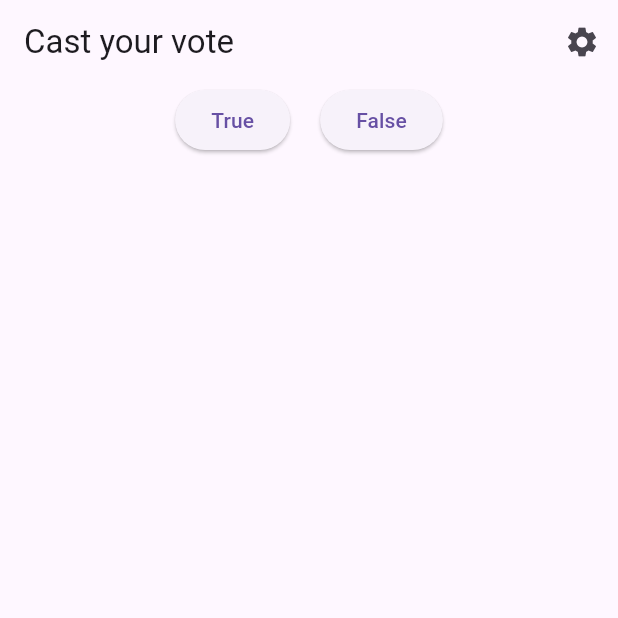
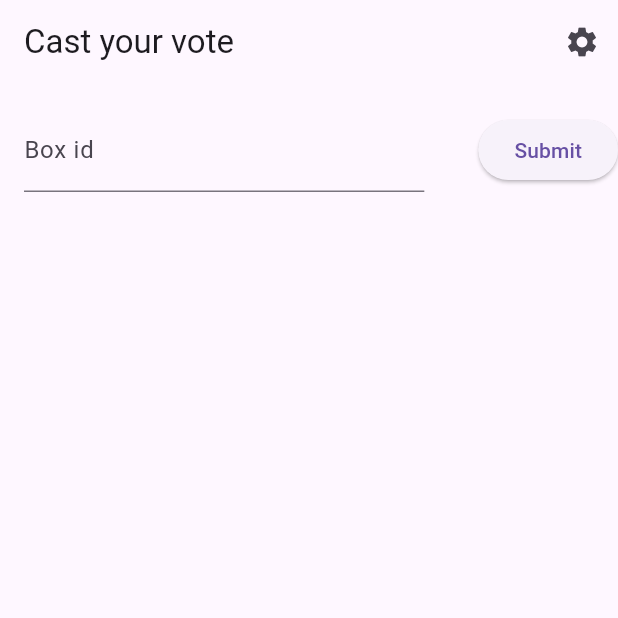
Before and after one commit to ThibBer/anec.fun, a Flutter app: the screen it shows after launch, on a phone screen of 412 x 824 dp, the top half of it. Run offline on Flutter 3.47's test engine with Material 3 defaults, Android fonts, the phone set to English and light mode, and no system bars; generated files the repository leaves out were written again.

Commit message:
update mobile app

```diff
--- a/mobile-app/anecdotfun/lib/src/app.dart
+++ b/mobile-app/anecdotfun/lib/src/app.dart
@@ -2,7 +2,7 @@ import 'package:flutter/material.dart';
 import 'package:flutter_gen/gen_l10n/app_localizations.dart';
 import 'package:flutter_localizations/flutter_localizations.dart';
 
-import 'sample_feature/sample_item_list_view.dart';
+import 'sample_feature/main_interface.dart';
 import 'settings/settings_controller.dart';
 import 'settings/settings_view.dart';
 
@@ -68,9 +68,9 @@ class MyApp extends StatelessWidget {
                 switch (routeSettings.name) {
                   case SettingsView.routeName:
                     return SettingsView(controller: settingsController);
-                  case SampleItemListView.routeName:
+                  case MainInterface.routeName:
                   default:
-                    return const SampleItemListView();
+                    return const MainInterface();
                 }
               },
             );
--- /dev/null
+++ b/mobile-app/anecdotfun/lib/src/sample_feature/command.dart
@@ -0,0 +1,53 @@
+abstract class Command {
+  final int boxId;
+
+  Command(this.boxId);
+
+  factory Command.fromJson(Map<String, dynamic> json) {
+    String? commandType = json['commandType'];
+    int boxId = json['box_id'];
+
+    switch (commandType) {
+      case 'StartGameCommand':
+        return StartGameCommand(boxId);
+      case 'StopGameCommand':
+        return StopGameCommand(boxId);
+      case 'VoteCommand':
+        return VoteCommand(boxId, json['remote_id'], json['vote']);
+      case 'ConnectRemote':
+        return ConnectRemote(boxId, json['remote_id']);
+      case 'DisconnectRemote':
+        return DisconnectRemote(boxId, json['remote_id']);
+      // Add cases for other commands and notifications
+      default:
+        throw UnsupportedError('Unknown command type');
+    }
+  }
+}
+
+class StartGameCommand extends Command {
+  StartGameCommand(int boxId) : super(boxId);
+}
+
+class StopGameCommand extends Command {
+  StopGameCommand(int boxId) : super(boxId);
+}
+
+class VoteCommand extends Command {
+  final int remoteId;
+  final bool vote;
+
+  VoteCommand(int boxId, this.remoteId, this.vote) : super(boxId);
+}
+
+class ConnectRemote extends Command {
+  final int remoteId;
+
+  ConnectRemote(int boxId, this.remoteId) : super(boxId);
+}
+
+class DisconnectRemote extends Command {
+  final int remoteId;
+
+  DisconnectRemote(int boxId, this.remoteId) : super(boxId);
+}
--- /dev/null
+++ b/mobile-app/anecdotfun/lib/src/sample_feature/game.dart
@@ -0,0 +1,11 @@
+enum GameState { STOPPED, STARTED, PAUSED, VOTING }
+
+class Game {
+  var state = GameState.STOPPED;
+
+  Game();
+
+  void updateState(GameState newState) {
+    state = newState;
+  }
+}
--- /dev/null
+++ b/mobile-app/anecdotfun/lib/src/sample_feature/main_interface.dart
@@ -0,0 +1,149 @@
+import 'package:flutter/material.dart';
+import 'package:web_socket_channel/web_socket_channel.dart';
+import '../settings/settings_view.dart';
+import 'command.dart';
+import 'game.dart';
+import 'dart:convert';
+
+class MainInterface extends StatefulWidget {
+  static const routeName = '/';
+
+  const MainInterface({super.key});
+
+  @override
+  State<MainInterface> createState() => _BirdState();
+}
+
+class WebSocketConnection {
+  int box_id = 0;
+  Game game = Game();
+  late WebSocketChannel channel;
+
+  WebSocketConnection(String value) {
+    print("init");
+    box_id = int.parse(value);
+    init();
+  }
+
+  void init() {
+    channel =
+        WebSocketChannel.connect(Uri.parse('ws://localhost:8080/ws/$box_id'));
+
+    // Listen for messages from the server
+    channel.stream.listen((message) {
+      print('Received: $message');
+      handleMessage(message);
+    }, onError: (error) {
+      print('Error: $error');
+    }, onDone: () {
+      print('Connection closed');
+    });
+  }
+
+  void handleMessage(String message) {
+    final json = jsonDecode(message);
+    final command = Command.fromJson(json);
+
+    if (command is StartGameCommand) {
+      game.updateState(GameState.STARTED);
+    } else if (command is StopGameCommand) {
+      game.updateState(GameState.STOPPED);
+    } else if (command is VoteCommand) {
+      game.updateState(GameState.VOTING);
+    } else if (command is ConnectRemote) {
+      print("Remote connected");
+    } else if (command is DisconnectRemote) {
+      print("Remote disconnected");
+    } else {
+      print("Unknown command");
+    }
+    // Add handlers for each command type
+  }
+
+  void connect() {
+    channel.sink.add(jsonEncode(
+        {"box_id": 2, "remote_id": 1, "commandType": "ConnectRemote"}));
+  }
+
+  void diconnect() {
+    channel.sink.add(jsonEncode(
+        {"box_id": 2, "remote_id": 1, "commandType": "DisconnectRemote"}));
+  }
+
+  void vote() {
+    channel.sink
+        .add(jsonEncode({"box_id": 2, "remote_id": 1, "VoteCommand": "true"}));
+  }
+
+  void close() {
+    channel.sink.close();
+  }
+}
+
+class _BirdState extends State<MainInterface> {
+  double _size = 1.0;
+  final _email = '';
+  final _formKey = GlobalKey<FormState>();
+  late WebSocketConnection _webSocketConnection;
+
+  void grow() {
+    setState(() {
+      _size += 0.1;
+    });
+  }
+
+  void _submitForm() {
+    if (_formKey.currentState!.validate()) {
+      _formKey.currentState!.save();
+      // Now you can use _webSocketConnection to connect
+      _webSocketConnection.connect();
+    }
+  }
+
+  @override
+  Widget build(BuildContext context) {
+    return Scaffold(
+      appBar: AppBar(
+        title: const Text('Cast your vote'),
+        actions: [
+          IconButton(
+            icon: const Icon(Icons.settings),
+            onPressed: () {
+              Navigator.restorablePushNamed(context, SettingsView.routeName);
+            },
+          ),
+        ],
+      ),
+      body: Form(
+        key: _formKey,
+        child: Row(
+          mainAxisAlignment: MainAxisAlignment.center,
+          children: [
+            Flexible(
+              child: Padding(
+                padding: const EdgeInsets.all(16.0),
+                child: TextFormField(
+                  decoration: const InputDecoration(labelText: 'Box id'),
+                  onSaved: (value) {
+                    _webSocketConnection = WebSocketConnection(value!);
+                  },
+                  validator: (value) {
+                    if (value == null || value.isEmpty) {
+                      return 'Please enter your box id';
+                    }
+                    return null;
+                  },
+                ),
+              ),
+            ),
+            const SizedBox(width: 20),
+            ElevatedButton(
+              onPressed: _submitForm,
+              child: const Text('Submit'),
+            ),
+          ],
+        ),
+      ),
+    );
+  }
+}
--- a/mobile-app/anecdotfun/lib/src/sample_feature/sample_item_list_view.dart
+++ /dev/null
@@ -1,48 +0,0 @@
-import 'package:flutter/material.dart';
-
-import '../settings/settings_view.dart';
-
-/// Displays a list of SampleItems.
-class SampleItemListView extends StatelessWidget {
-  static const routeName = '/';
-
-  const SampleItemListView({super.key});
-
-  @override
-  Widget build(BuildContext context) {
-    return Scaffold(
-      appBar: AppBar(
-        title: const Text('Cast your vote'),
-        actions: [
-          IconButton(
-            icon: const Icon(Icons.settings),
-            onPressed: () {
-              // Navigate to the settings page. If the user leaves and returns
-              // to the app after it has been killed while running in the
-              // background, the navigation stack is restored.
-              Navigator.restorablePushNamed(context, SettingsView.routeName);
-            },
-          ),
-        ],
-      ),
-      body: Row(
-        mainAxisAlignment: MainAxisAlignment.center,
-        children: [
-          ElevatedButton(
-            onPressed: () {
-              // Handle True button press
-            },
-            child: const Text('True'),
-          ),
-          const SizedBox(width: 20), // Add some spacing between the buttons
-          ElevatedButton(
-            onPressed: () {
-              // Handle False button press
-            },
-            child: const Text('False'),
-          ),
-        ],
-      ),
-    );
-  }
-}
--- a/mobile-app/anecdotfun/pubspec.yaml
+++ b/mobile-app/anecdotfun/pubspec.yaml
@@ -14,6 +14,7 @@ dependencies:
     sdk: flutter
   flutter_localizations:
     sdk: flutter
+  web_socket_channel: ^2.1.0
 
 dev_dependencies:
   flutter_test:
```
Also changed, not shown: mobile-app/anecdotfun/pubspec.lock.
